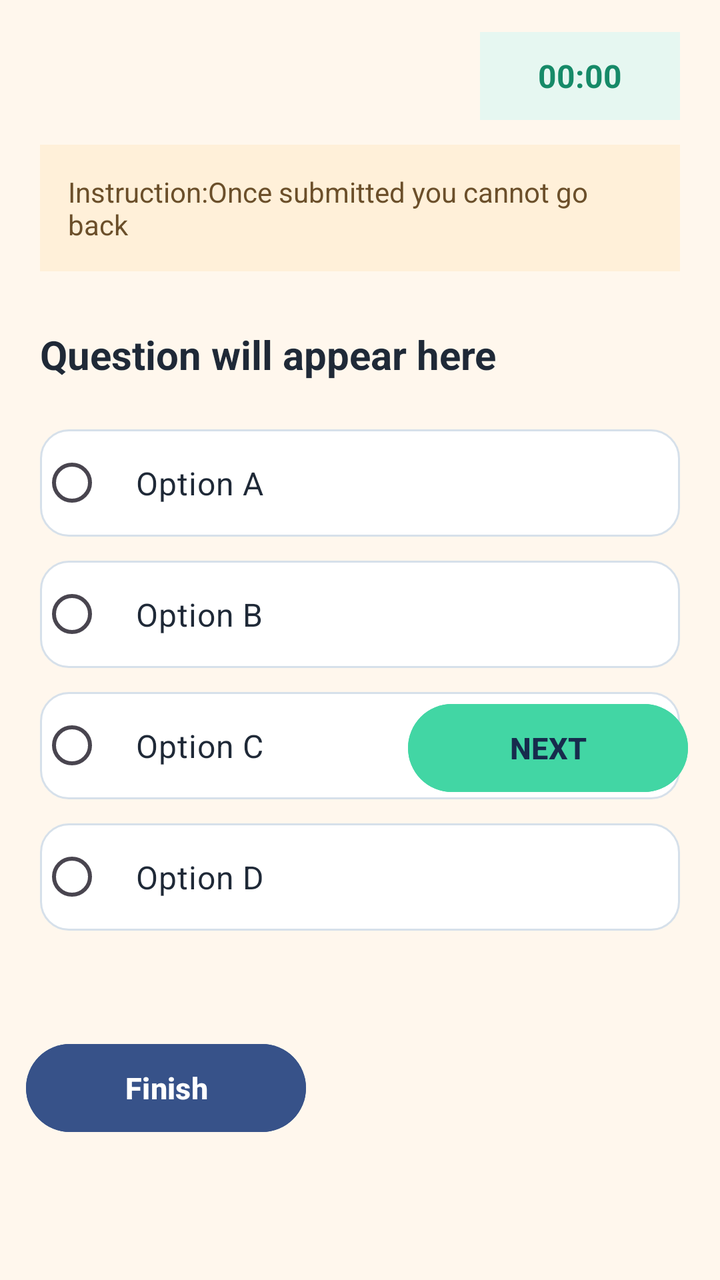
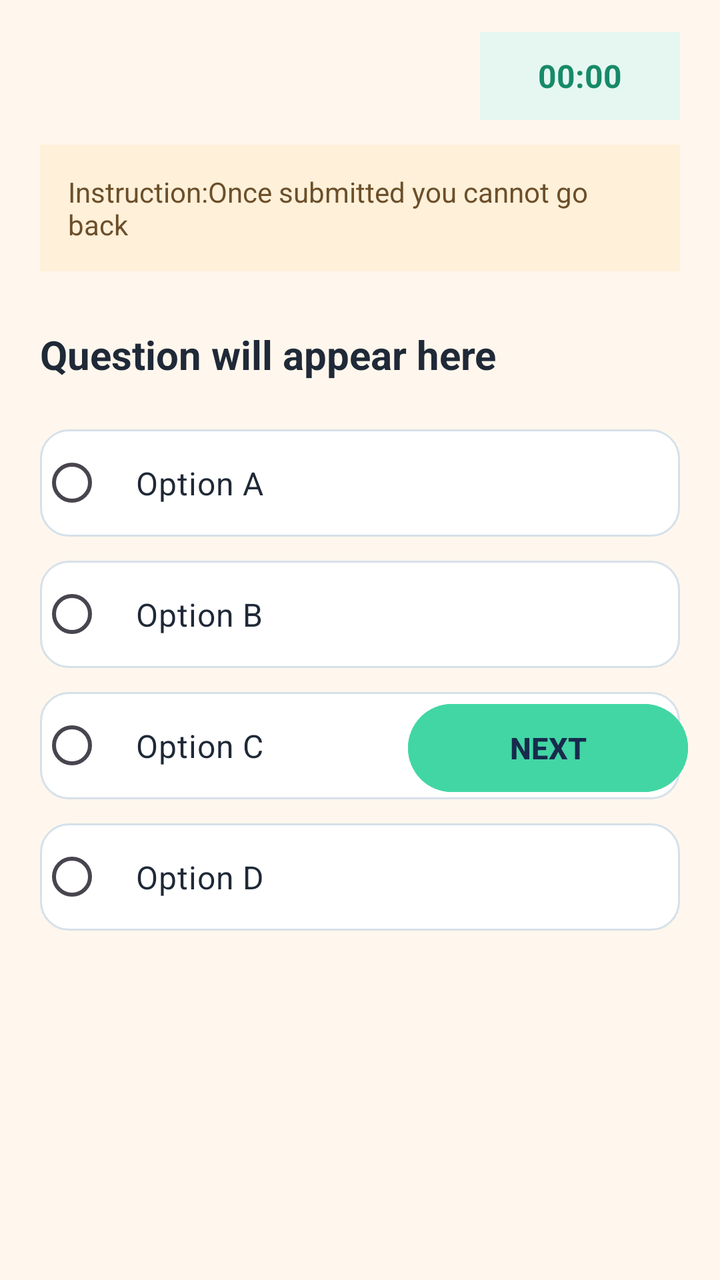

The first picture is an Android layout as it rendered before a commit; the second is the same layout after the commit. The layout source and the unified diff follow.
<!-- AndroidManifest.xml: application theme Theme.PrepMate -->
<!-- res/layout/activity_exam_page.xml -->
<?xml version="1.0" encoding="utf-8"?>
<androidx.constraintlayout.widget.ConstraintLayout
    xmlns:android="http://schemas.android.com/apk/res/android"
    xmlns:app="http://schemas.android.com/apk/res-auto"
    xmlns:tools="http://schemas.android.com/tools"
    android:layout_width="match_parent"
    android:layout_height="match_parent"
    android:background="#FFF7ED">

    
    <TextView
        android:id="@+id/questionNumberText"
        android:layout_width="wrap_content"
        android:layout_height="wrap_content"
        android:layout_marginStart="20dp"
        android:layout_marginTop="24dp"
        android:text=""
        android:textColor="#1F2937"
        android:textSize="18sp"
        android:textStyle="bold"
        app:layout_constraintStart_toStartOf="parent"
        app:layout_constraintTop_toTopOf="parent" />

    
    <TextView
        android:id="@+id/timerText"
        android:layout_width="100dp"
        android:layout_height="44dp"
        android:layout_marginTop="16dp"
        android:layout_marginEnd="20dp"
        android:background="#E6F7F1"
        android:gravity="center"
        android:text="00:00"
        android:textColor="#168A68"
        android:textSize="16sp"
        android:textStyle="bold"
        app:layout_constraintEnd_toEndOf="parent"
        app:layout_constraintTop_toTopOf="parent" />

    
    <TextView
        android:id="@+id/instructionText"
        android:layout_width="0dp"
        android:layout_height="wrap_content"
        android:layout_marginStart="20dp"
        android:layout_marginTop="24dp"
        android:layout_marginEnd="20dp"
        android:background="#FFF0D9"
        android:padding="14dp"
        android:text="Instruction:Once submitted you cannot go back"
        android:textColor="#6B4F2A"
        android:textSize="14sp"
        app:layout_constraintEnd_toEndOf="parent"
        app:layout_constraintStart_toStartOf="parent"
        app:layout_constraintTop_toBottomOf="@id/questionNumberText" />

    
    <TextView
        android:id="@+id/questionText"
        android:layout_width="0dp"
        android:layout_height="wrap_content"
        android:layout_marginStart="20dp"
        android:layout_marginTop="28dp"
        android:layout_marginEnd="20dp"
        android:text="Question will appear here"
        android:textColor="#1F2937"
        android:textSize="20sp"
        android:textStyle="bold"
        app:layout_constraintEnd_toEndOf="parent"
        app:layout_constraintStart_toStartOf="parent"
        app:layout_constraintTop_toBottomOf="@id/instructionText" />

    
    <RadioGroup
        android:id="@+id/optionsGroup"
        android:layout_width="0dp"
        android:layout_height="wrap_content"
        android:layout_marginStart="20dp"
        android:layout_marginTop="24dp"
        android:layout_marginEnd="20dp"
        android:orientation="vertical"
        app:layout_constraintEnd_toEndOf="parent"
        app:layout_constraintStart_toStartOf="parent"
        app:layout_constraintTop_toBottomOf="@id/questionText">

        
        <RadioButton
            android:id="@+id/optionA"
            android:layout_width="match_parent"
            android:layout_height="wrap_content"
            android:background="@drawable/exam_option_background"
            android:buttonTint="#168A68"
            android:padding="16dp"
            android:text="Option A"
            android:textColor="#1F2937"
            android:textSize="16sp" />

        
        <RadioButton
            android:id="@+id/optionB"
            android:layout_width="match_parent"
            android:layout_height="wrap_content"
            android:layout_marginTop="12dp"
            android:background="@drawable/exam_option_background"
            android:buttonTint="#168A68"
            android:padding="16dp"
            android:text="Option B"
            android:textColor="#1F2937"
            android:textSize="16sp" />

        
        <RadioButton
            android:id="@+id/optionC"
            android:layout_width="match_parent"
            android:layout_height="wrap_content"
            android:layout_marginTop="12dp"
            android:background="@drawable/exam_option_background"
            android:buttonTint="#168A68"
            android:padding="16dp"
            android:text="Option C"
            android:textColor="#1F2937"
            android:textSize="16sp" />

        
        <RadioButton
            android:id="@+id/optionD"
            android:layout_width="match_parent"
            android:layout_height="wrap_content"
            android:layout_marginTop="12dp"
            android:background="@drawable/exam_option_background"
            android:buttonTint="#168A68"
            android:padding="16dp"
            android:text="Option D"
            android:textColor="#1F2937"
            android:textSize="16sp" />

    </RadioGroup>

    

    <Button
        android:id="@+id/nextButton"
        android:layout_width="140dp"
        android:layout_height="52dp"
        android:layout_marginEnd="16dp"
        android:layout_marginBottom="240dp"
        android:backgroundTint="#42D6A4"
        android:text="NEXT"
        android:textColor="#172B4D"
        android:textSize="15sp"
        android:textStyle="bold"
        app:layout_constraintBottom_toBottomOf="parent"
        app:layout_constraintEnd_toEndOf="parent" />

    <Button
        android:id="@+id/nextButton2"
        android:layout_width="140dp"
        android:layout_height="52dp"
        android:backgroundTint="#375289"
        android:text="Finish"
        android:textColor="#FFFFFF"
        android:textSize="15sp"
        android:textStyle="bold"
        app:layout_constraintBottom_toBottomOf="parent"
        app:layout_constraintEnd_toEndOf="parent"
        app:layout_constraintHorizontal_bias="0.059"
        app:layout_constraintStart_toStartOf="parent"
        app:layout_constraintTop_toBottomOf="@+id/optionsGroup"
        app:layout_constraintVertical_bias="0.429" />

    <TextView
        android:id="@+id/textView2"
        android:layout_width="wrap_content"
        android:layout_height="wrap_content"
        android:layout_marginBottom="112dp"
        android:background="@drawable/exam_option_background"
        android:backgroundTint="#172B4DFF"
        android:text="Bookmark this question"
        android:textColor="#172B4D"
        app:layout_constraintBottom_toTopOf="@+id/nextButton"
        app:layout_constraintEnd_toEndOf="parent"
        app:layout_constraintHorizontal_bias="0.828"
        app:layout_constraintStart_toStartOf="parent"
        app:layout_constraintTop_toBottomOf="@+id/optionsGroup"
        app:layout_constraintVertical_bias="0.256" />

</androidx.constraintlayout.widget.ConstraintLayout>
<!-- resources referenced by this layout -->
<resources>
  <!-- drawable exam_option_background (drawable) -->
  <?xml version="1.0" encoding="utf-8"?>
  <shape xmlns:android="http://schemas.android.com/apk/res/android"
      android:shape="rectangle">
  
      <solid android:color="#FFFFFF" />
  
      <stroke
          android:width="1dp"
          android:color="#D6E0EA" />
  
      <corners android:radius="14dp" />
  
  </shape>
  <style name="Theme.PrepMate" parent="Base.Theme.PrepMate" />
  <style name="Base.Theme.PrepMate" parent="Theme.Material3.DayNight.NoActionBar">
          
          
      </style>
</resources>

<!-- the commit's change to res/layout/activity_exam_page.xml (unified diff, before → after) -->
@@ -152,22 +152,6 @@
         app:layout_constraintBottom_toBottomOf="parent"
         app:layout_constraintEnd_toEndOf="parent" />
 
-    <Button
-        android:id="@+id/nextButton2"
-        android:layout_width="140dp"
-        android:layout_height="52dp"
-        android:backgroundTint="#375289"
-        android:text="Finish"
-        android:textColor="#FFFFFF"
-        android:textSize="15sp"
-        android:textStyle="bold"
-        app:layout_constraintBottom_toBottomOf="parent"
-        app:layout_constraintEnd_toEndOf="parent"
-        app:layout_constraintHorizontal_bias="0.059"
-        app:layout_constraintStart_toStartOf="parent"
-        app:layout_constraintTop_toBottomOf="@+id/optionsGroup"
-        app:layout_constraintVertical_bias="0.429" />
-
     <TextView
         android:id="@+id/textView2"
         android:layout_width="wrap_content"
@@ -179,9 +163,9 @@
         android:textColor="#172B4D"
         app:layout_constraintBottom_toTopOf="@+id/nextButton"
         app:layout_constraintEnd_toEndOf="parent"
-        app:layout_constraintHorizontal_bias="0.828"
+        app:layout_constraintHorizontal_bias="0.847"
         app:layout_constraintStart_toStartOf="parent"
         app:layout_constraintTop_toBottomOf="@+id/optionsGroup"
-        app:layout_constraintVertical_bias="0.256" />
+        app:layout_constraintVertical_bias="0.96" />
 
 </androidx.constraintlayout.widget.ConstraintLayout>
